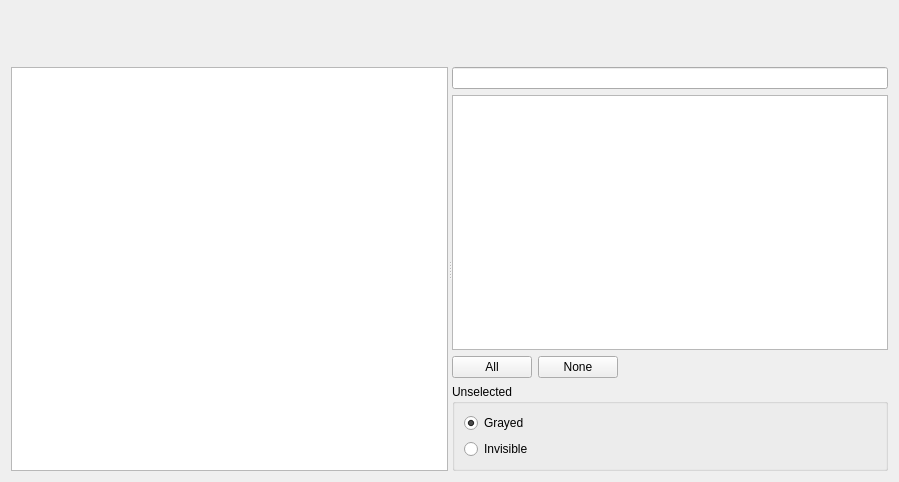
This is src/schema2/schema2view.ui in mugiseyebrows/mugi-query as Qt 5 draws it before an edit. The edited form follows.
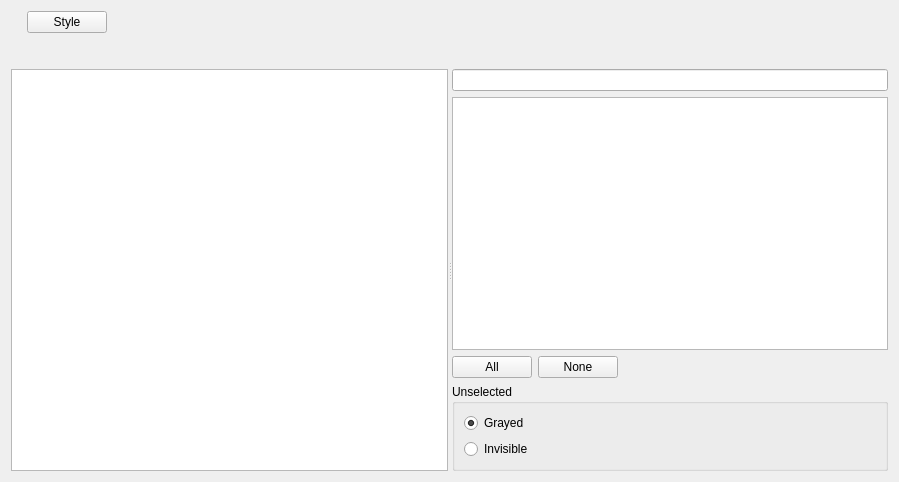
This is the edited form. Custom widgets are drawn as their Qt base class.

```diff
--- a/src/schema2/schema2view.ui
+++ b/src/schema2/schema2view.ui
@@ -29,6 +29,13 @@
        </property>
       </widget>
      </item>
+     <item>
+      <widget class="QPushButton" name="style">
+       <property name="text">
+        <string>Style</string>
+       </property>
+      </widget>
+     </item>
      <item>
       <spacer name="horizontalSpacer_3">
        <property name="orientation">
@@ -230,6 +237,11 @@
    <header>src/widget/relatetoolwidget.h</header>
    <container>1</container>
   </customwidget>
+  <customwidget>
+   <class>GraphicsView</class>
+   <extends>QGraphicsView</extends>
+   <header>src/schema2/graphicsview.h</header>
+  </customwidget>
  </customwidgets>
  <resources/>
  <connections/>
```
Left out of the diff: 2 changed lines with no effect on the pictures.
